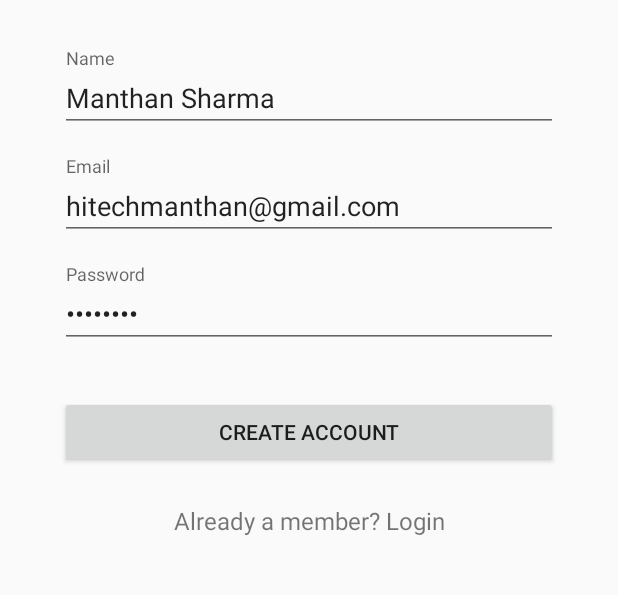
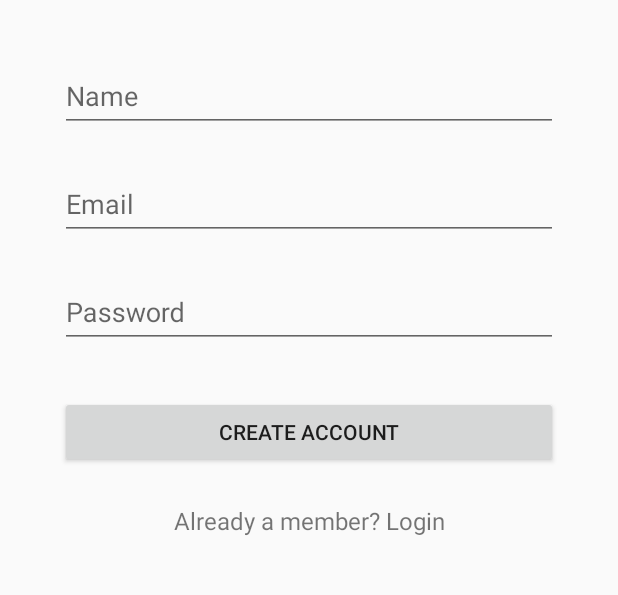
Before and after one commit to manthansharma/snippet-app, an Android app: the SignupActivity screen opened directly, with no data from a screen before it, on a phone screen of 412 x 824 dp, the part 204-799 px from its top. Run offline under Robolectric (Android 15) with nearby library versions, the phone set to English and light mode, and no system bars; our stand-ins replace ButterKnife.

```diff
--- a/app/src/main/java/com/manthansharma/snippet/SnippetList.java
+++ b/app/src/main/java/com/manthansharma/snippet/SnippetList.java
@@ -88,8 +88,8 @@ public class SnippetList extends BaseNavigationActivity {
 							URL tempURL = new URL(snippetList.getNext());
 							setUrl(tempURL.getFile());
 							new SnippetListTask().execute();
-						} catch (MalformedURLException e) {
-							e.printStackTrace();
+						} catch (MalformedURLException ignored){
+
 						}
 					}
 				}
--- a/app/src/main/res/layout/activity_create_snippet.xml
+++ b/app/src/main/res/layout/activity_create_snippet.xml
@@ -31,7 +31,7 @@
 				android:hint="@string/create_snippet_name"
 				android:inputType="textEmailAddress"
 				android:maxLines="1"
-				android:singleLine="true" android:text="Factorial Code"/>
+				android:singleLine="true"/>
 		</android.support.design.widget.TextInputLayout>
 
 		<TextView
@@ -89,9 +89,7 @@
 				android:lines="7"
 				android:overScrollMode="always"
 				android:scrollbarStyle="insideInset"
-				android:scrollbars="vertical"
-				android:text="def factorial(n):\n\tif n == 1:\n\t\treturn 1\n\telse:\n\t\treturn n * factorial(n-1)   \nprint factorial(10)\n"
-				tools:ignore="HardcodedText"/>
+				android:scrollbars="vertical"/>
 		</android.support.design.widget.TextInputLayout>
 
 		<android.support.v7.widget.AppCompatButton
--- a/app/src/main/res/layout/activity_login.xml
+++ b/app/src/main/res/layout/activity_login.xml
@@ -49,8 +49,7 @@
 					android:hint="@string/prompt_email"
 					android:inputType="textEmailAddress"
 					android:maxLines="1"
-					android:singleLine="true"
-					android:text="hitechmanthan@gmail.com"/>
+					android:singleLine="true"/>
 
 			</android.support.design.widget.TextInputLayout>
 
@@ -69,8 +68,7 @@
 					android:hint="@string/prompt_password"
 					android:inputType="textPassword"
 					android:maxLines="1"
-					android:singleLine="true"
-					android:text="10081997a"/>
+					android:singleLine="true"/>
 
 			</android.support.design.widget.TextInputLayout>
 
--- a/app/src/main/res/layout/activity_signup.xml
+++ b/app/src/main/res/layout/activity_signup.xml
@@ -47,8 +47,7 @@
 					android:hint="@string/prompt_name"
 					android:inputType="textCapWords"
 					android:maxLines="1"
-					android:singleLine="true"
-					android:text="Manthan Sharma"/>
+					android:singleLine="true"/>
 
 			</android.support.design.widget.TextInputLayout>
 
@@ -67,8 +66,7 @@
 					android:hint="@string/prompt_email"
 					android:inputType="textEmailAddress"
 					android:maxLines="1"
-					android:singleLine="true"
-					android:text="hitechmanthan@gmail.com"/>
+					android:singleLine="true"/>
 
 			</android.support.design.widget.TextInputLayout>
 
@@ -86,8 +84,7 @@
 					android:hint="@string/prompt_password"
 					android:inputType="textPassword"
 					android:maxLines="1"
-					android:singleLine="true"
-					android:text="10081997"/>
+					android:singleLine="true"/>
 
 			</android.support.design.widget.TextInputLayout>
 
```
Also changed, not shown: app/src/main/res/mipmap-hdpi/ic_launcher.png, app/src/main/res/mipmap-mdpi/ic_launcher.png, app/src/main/res/mipmap-xhdpi/ic_launcher.png, app/src/main/res/mipmap-xxhdpi/ic_launcher.png, app/src/main/res/mipmap-xxxhdpi/ic_launcher.png.
